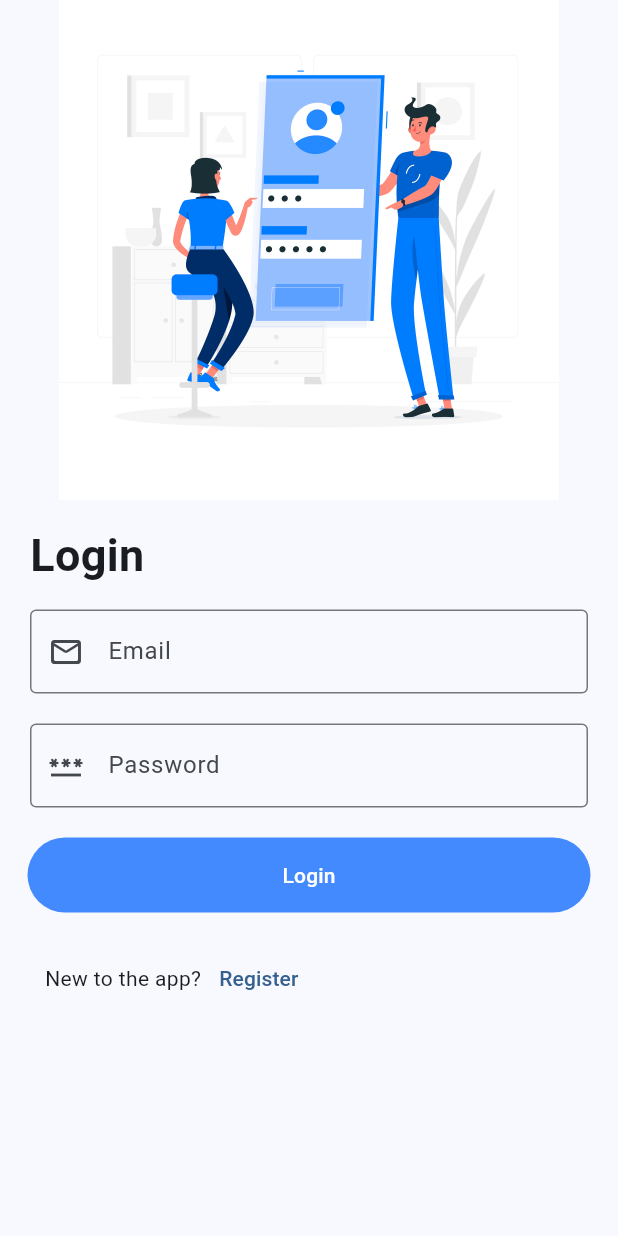
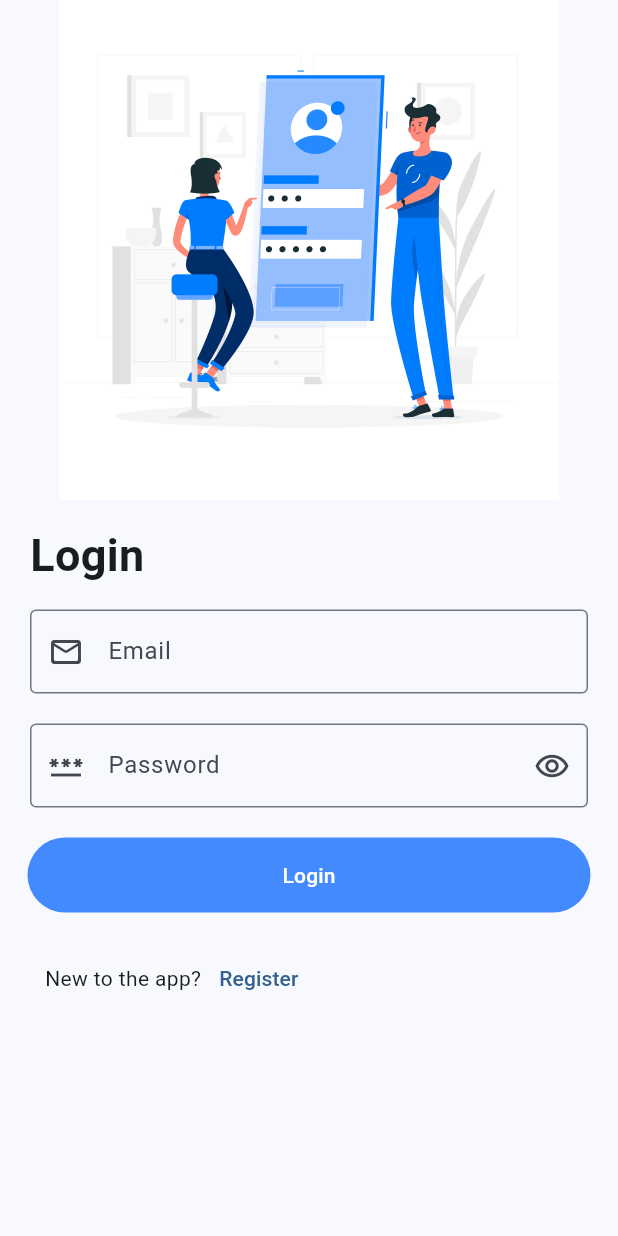
Before and after one commit to Andrew-A-A/Weather-App, a Flutter app: the screen it shows after launch, on a phone screen of 412 x 824 dp. Run offline on Flutter 3.47's test engine with Material 2 defaults, Android fonts, the phone set to English and light mode, and no system bars; our stand-ins replace flutter_bloc, sqflite; accounts and stored records are empty.

Commit message:
Add show/hide password button

```diff
--- a/lib/App_cubit/App_states.dart
+++ b/lib/App_cubit/App_states.dart
@@ -1,2 +1,3 @@
 abstract class AppStates{}
 class AppInitialState extends AppStates{}
+class ShowPasswordState extends AppStates{}
--- a/lib/login.dart
+++ b/lib/login.dart
@@ -8,7 +8,7 @@ var emailController = TextEditingController();
 var passwordController = TextEditingController();
 
 class LoginApp extends StatelessWidget {
-  const LoginApp({super.key});
+   LoginApp({super.key});
 
 
   @override
@@ -51,17 +51,20 @@ class LoginApp extends StatelessWidget {
                 ),
                 const SizedBox(height: 20),
                 Padding(
-                  padding: const EdgeInsets.only(left: 20,right: 20,bottom: 20),
+                  padding:  EdgeInsets.only(left: 20,right: 20,bottom: 20),
                   child: TextFormField(
                     keyboardType: TextInputType.visiblePassword,
                     controller: passwordController,
-                    obscureText: true,
+                    obscureText: cubit.hidePassword,
                     enableSuggestions: false,
                     autocorrect: false,
-                    decoration: const InputDecoration(
+                    decoration:  InputDecoration(
                         border: OutlineInputBorder(),
                         labelText: "Password",
-                        prefixIcon: Icon(Icons.password)
+                        prefixIcon: Icon(Icons.password),
+                      suffixIcon: GestureDetector(child:(cubit.hidePassword) ?const Icon(Icons.remove_red_eye_outlined):const Icon(Icons.remove_red_eye_rounded), onTap:(){
+                        cubit.switchPasswordVisibility();
+                        },)
                     ),),
                 ),
                 //TODO: Add action when login button is pressed
```
Also changed, not shown: lib/App_cubit/App_cubit.dart (+12 -4 lines).
